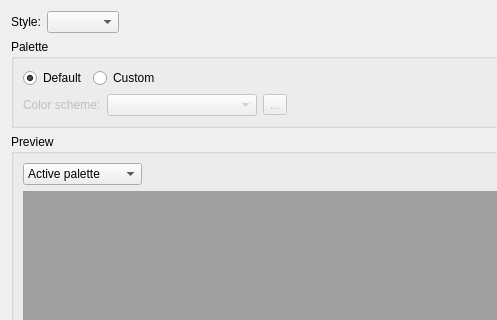
This is src/qt5ct/appearancepage.ui in desktop-app/qt5ct as Qt 5 draws it before an edit; both pictures show x 0 to 497 and y 0 to 320 of the 596 by 470 pixel window. The edited form follows.
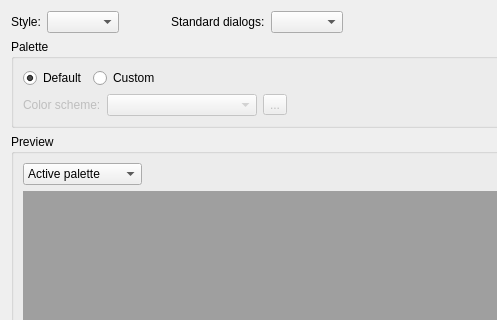
This is the edited form.

Commit message: feature to use standards dialog from other platform plugins

Patch:
```diff
--- a/src/qt5ct/appearancepage.ui
+++ b/src/qt5ct/appearancepage.ui
@@ -21,7 +21,39 @@
      </property>
     </widget>
    </item>
-   <item row="3" column="0" colspan="3">
+   <item row="0" column="1">
+    <widget class="QComboBox" name="styleComboBox"/>
+   </item>
+   <item row="0" column="5">
+    <spacer name="horizontalSpacer">
+     <property name="orientation">
+      <enum>Qt::Horizontal</enum>
+     </property>
+     <property name="sizeHint" stdset="0">
+      <size>
+       <width>40</width>
+       <height>20</height>
+      </size>
+     </property>
+    </spacer>
+   </item>
+   <item row="0" column="2">
+    <spacer name="horizontalSpacer_5">
+     <property name="orientation">
+      <enum>Qt::Horizontal</enum>
+     </property>
+     <property name="sizeType">
+      <enum>QSizePolicy::Fixed</enum>
+     </property>
+     <property name="sizeHint" stdset="0">
+      <size>
+       <width>40</width>
+       <height>20</height>
+      </size>
+     </property>
+    </spacer>
+   </item>
+   <item row="3" column="0" colspan="6">
     <widget class="QGroupBox" name="groupBox">
      <property name="title">
       <string>Preview</string>
@@ -69,23 +101,7 @@
      </layout>
     </widget>
    </item>
-   <item row="0" column="1">
-    <widget class="QComboBox" name="styleComboBox"/>
-   </item>
-   <item row="0" column="2">
-    <spacer name="horizontalSpacer">
-     <property name="orientation">
-      <enum>Qt::Horizontal</enum>
-     </property>
-     <property name="sizeHint" stdset="0">
-      <size>
-       <width>40</width>
-       <height>20</height>
-      </size>
-     </property>
-    </spacer>
-   </item>
-   <item row="2" column="0" colspan="3">
+   <item row="2" column="0" colspan="6">
     <widget class="QGroupBox" name="paletteGroupBox">
      <property name="title">
       <string>Palette</string>
@@ -187,6 +203,16 @@
      </layout>
     </widget>
    </item>
+   <item row="0" column="3">
+    <widget class="QLabel" name="dialogLabel">
+     <property name="text">
+      <string>Standard dialogs:</string>
+     </property>
+    </widget>
+   </item>
+   <item row="0" column="4">
+    <widget class="QComboBox" name="dialogComboBox"/>
+   </item>
   </layout>
  </widget>
  <resources/>
```
The commit also changes 4 other files.
